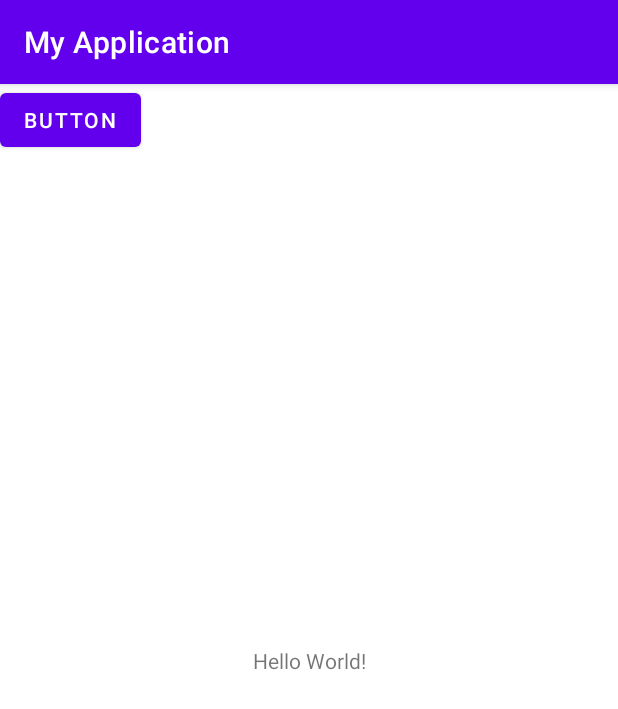
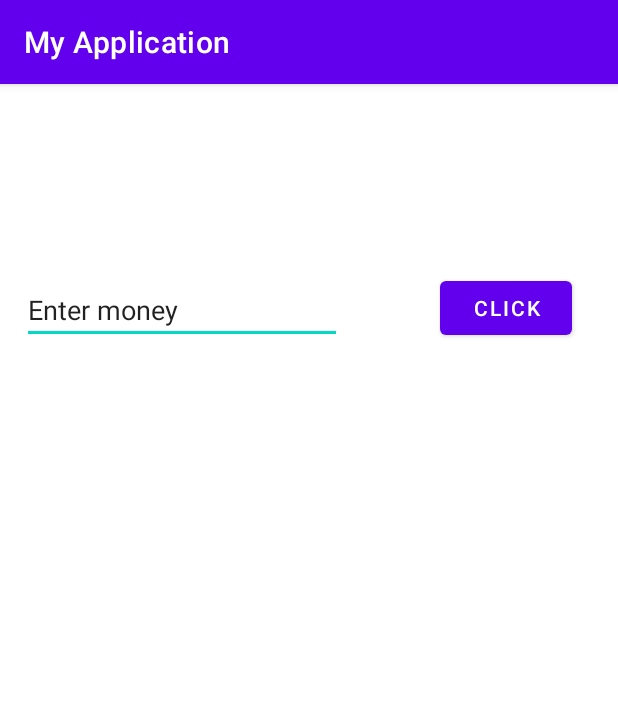
Before and after one commit to umairbitf18a523/Assignment2, an Android app: the screen it shows after launch (MainActivity), on a phone screen of 412 x 824 dp. Shown: the top 709 px of the screen. Run offline under Robolectric (Android 15) with nearby library versions, the phone set to English and light mode, and no system bars.

Commit message:
text and button added

```diff
--- a/app/src/main/java/com/example/myapplication/MainActivity.java
+++ b/app/src/main/java/com/example/myapplication/MainActivity.java
@@ -3,6 +3,7 @@ package com.example.myapplication;
 import androidx.appcompat.app.AppCompatActivity;
 
 import android.os.Bundle;
+import android.widget.EditText;
 
 public class MainActivity extends AppCompatActivity {
 
@@ -10,5 +11,8 @@ public class MainActivity extends AppCompatActivity {
     protected void onCreate(Bundle savedInstanceState) {
         super.onCreate(savedInstanceState);
         setContentView(R.layout.activity_main);
+
+
+
     }
 }
--- a/app/src/main/res/layout/activity_main.xml
+++ b/app/src/main/res/layout/activity_main.xml
@@ -6,21 +6,31 @@
     android:layout_height="match_parent"
     tools:context=".MainActivity">
 
-    <TextView
+    <Button
+        android:id="@+id/button1"
         android:layout_width="wrap_content"
         android:layout_height="wrap_content"
-        android:text="Hello World!"
+        android:layout_marginStart="50dp"
+        android:layout_marginEnd="16dp"
+        android:text="click"
         app:layout_constraintBottom_toBottomOf="parent"
-        app:layout_constraintLeft_toLeftOf="parent"
-        app:layout_constraintRight_toRightOf="parent"
-        app:layout_constraintTop_toTopOf="parent" />
+        app:layout_constraintEnd_toEndOf="parent"
+        app:layout_constraintStart_toEndOf="@+id/text1"
+        app:layout_constraintTop_toTopOf="parent"
+        app:layout_constraintVertical_bias="0.174" />
 
-    <Button
-        android:id="@+id/button"
+    <EditText
+        android:id="@+id/text1"
         android:layout_width="wrap_content"
         android:layout_height="wrap_content"
-        android:text="Button"
-        tools:layout_editor_absoluteX="158dp"
-        tools:layout_editor_absoluteY="341dp" />
+        android:ems="10"
+        android:inputType="textPersonName"
+        android:text="Enter money"
+        app:layout_constraintBottom_toBottomOf="parent"
+        app:layout_constraintEnd_toStartOf="@+id/button1"
+        app:layout_constraintHorizontal_bias="0.484"
+        app:layout_constraintStart_toStartOf="parent"
+        app:layout_constraintTop_toTopOf="parent"
+        app:layout_constraintVertical_bias="0.177" />
 
 </androidx.constraintlayout.widget.ConstraintLayout>
```
